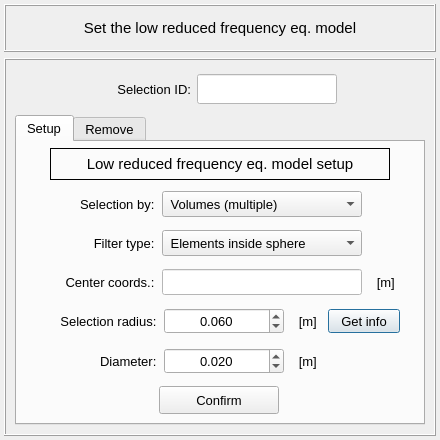
The window that vibra/interface/data/ui_files/model/setup/acoustic/set_lrf_eq_model_inputs.ui (MOPT-UFSC/VIBRA) describes before a commit, drawn with Qt 5.
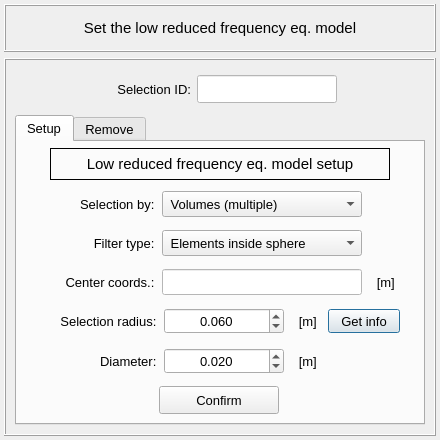
The same window after the commit.

Diff of the .ui file:
```diff
--- a/vibra/interface/data/ui_files/model/setup/acoustic/set_lrf_eq_model_inputs.ui
+++ b/vibra/interface/data/ui_files/model/setup/acoustic/set_lrf_eq_model_inputs.ui
@@ -145,13 +145,13 @@
            <property name="minimumSize">
             <size>
              <width>140</width>
-             <height>30</height>
+             <height>28</height>
             </size>
            </property>
            <property name="maximumSize">
             <size>
              <width>140</width>
-             <height>30</height>
+             <height>28</height>
             </size>
            </property>
            <property name="font">
@@ -180,13 +180,13 @@
            <property name="minimumSize">
             <size>
              <width>88</width>
-             <height>30</height>
+             <height>28</height>
             </size>
            </property>
            <property name="maximumSize">
             <size>
              <width>88</width>
-             <height>30</height>
+             <height>28</height>
             </size>
            </property>
            <property name="font">
```
